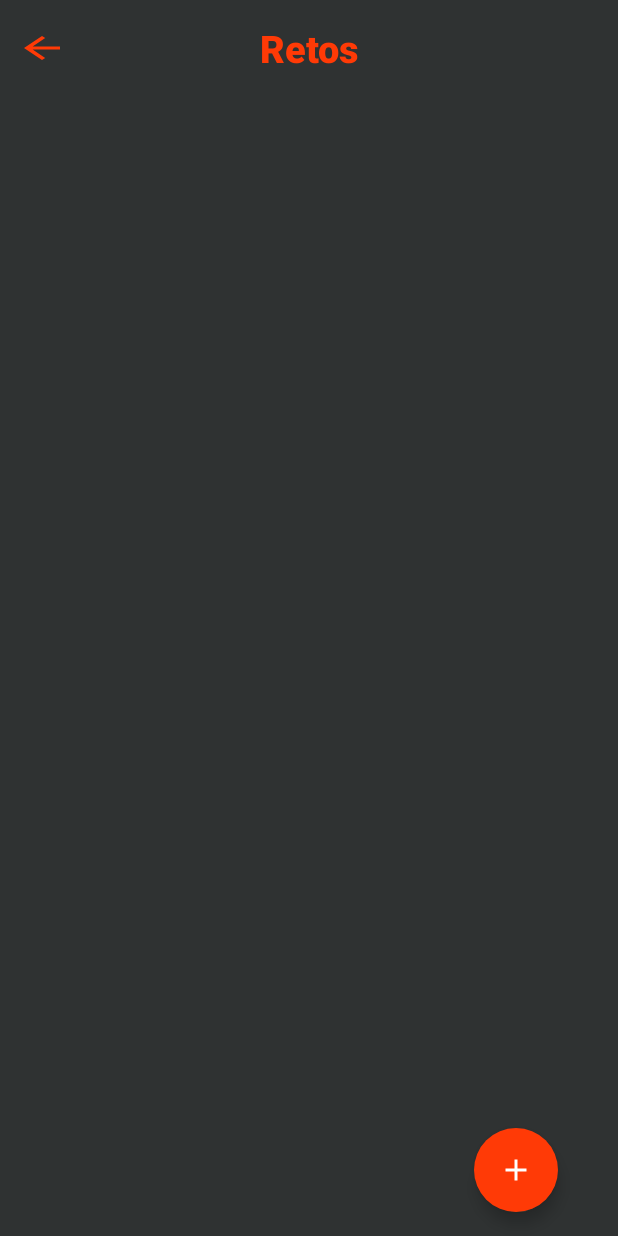
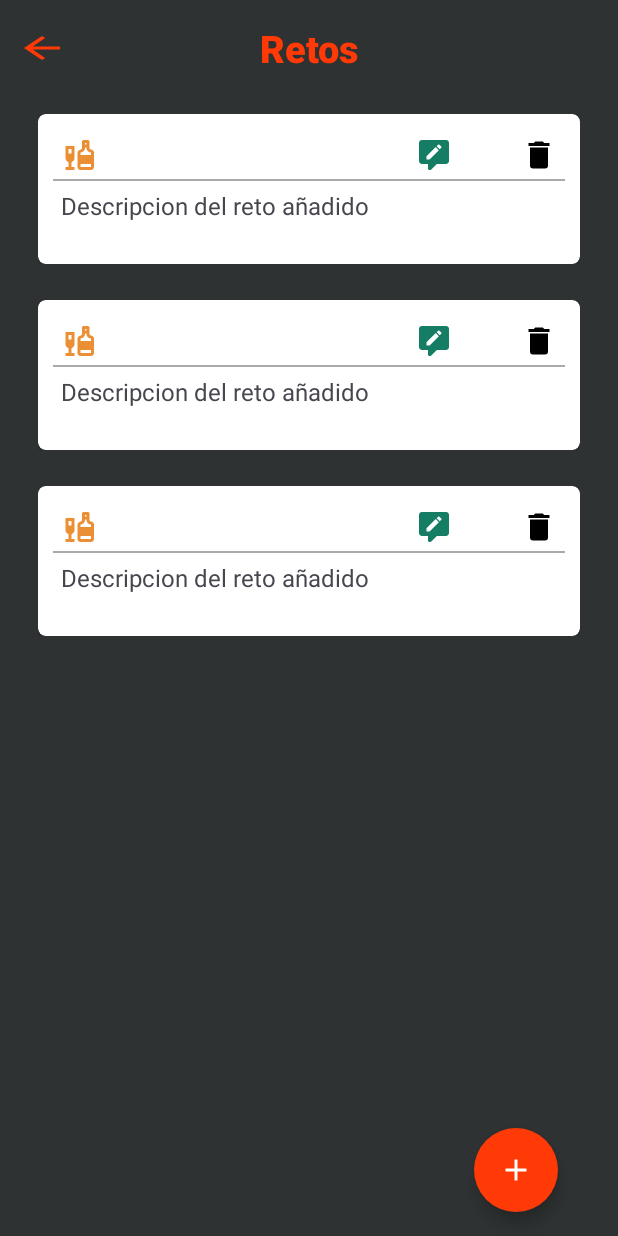
Before and after one commit to josegabjimenez/aplicaciones-moviles-1, an Android app: the layout fragment_challenges_list.xml on its own in the app's theme, with its tools: preview values and no code run, on a phone screen of 412 x 824 dp. Run offline under Robolectric (Android 15) with nearby library versions, the phone set to English and light mode, and no system bars.

Commit message:
Implementation of the CardView/ReclycerView for the list

```diff
--- /dev/null
+++ b/app/src/main/res/drawable/ic_delete.xml
@@ -0,0 +1 @@
+<!-- drawable/delete.xml --><vector xmlns:android="http://schemas.android.com/apk/res/android" android:height="24dp" android:width="24dp" android:viewportWidth="24" android:viewportHeight="24"><path android:fillColor="#000000" android:pathData="M19,4H15.5L14.5,3H9.5L8.5,4H5V6H19M6,19A2,2 0 0,0 8,21H16A2,2 0 0,0 18,19V7H6V19Z" /></vector>
--- /dev/null
+++ b/app/src/main/res/drawable/ic_edit.xml
@@ -0,0 +1,9 @@
+<vector xmlns:android="http://schemas.android.com/apk/res/android"
+    android:height="24dp"
+    android:width="24dp"
+    android:viewportWidth="24"
+    android:viewportHeight="24">
+    <path
+        android:fillColor="#147D63"
+        android:pathData="M20 2H4C2.89 2 2 2.89 2 4V16C2 17.11 2.9 18 4 18H8V21C8 21.55 8.45 22 9 22H9.5C9.75 22 10 21.9 10.2 21.71L13.9 18H20C21.1 18 22 17.1 22 16V4C22 2.89 21.1 2 20 2M9.08 15H7V12.91L13.17 6.72L15.24 8.8L9.08 15M16.84 7.2L15.83 8.21L13.76 6.18L14.77 5.16C14.97 4.95 15.31 4.94 15.55 5.16L16.84 6.41C17.05 6.62 17.06 6.96 16.84 7.2Z" />
+</vector>
--- /dev/null
+++ b/app/src/main/res/drawable/ic_liquor.xml
@@ -0,0 +1,9 @@
+<vector xmlns:android="http://schemas.android.com/apk/res/android"
+    android:height="24dp"
+    android:width="24dp"
+    android:viewportWidth="24"
+    android:viewportHeight="24">
+    <path
+        android:fillColor="@color/light_orange"
+        android:pathData="M3 14C3 15.3 3.8 16.4 5 16.8V20H3V22H9V20H7V16.8C8.2 16.4 9 15.3 9 14V6H3V14M5 8H7V11H5V8M20.6 8.5L19.6 8.2C19.3 8.1 19 7.7 19 7.3V3C19 2.5 18.5 2 18 2H15C14.4 2 14 2.5 14 3V7.3C14 7.7 13.7 8.1 13.3 8.3L12.4 8.6C11.6 8.9 11 9.6 11 10.5V20C11 21.1 11.9 22 13 22H20C21.1 22 22 21.1 22 20V10.4C22 9.6 21.5 8.8 20.6 8.5M16 4H17V5H16V4M13 10.4L13.9 10.1C15.2 9.7 16 8.6 16 7.3V7H17V7.3C17 8.6 17.8 9.7 19 10.1L20 10.4V12H13V10.4M20 20H13V18H20V20Z" />
+</vector>
--- /dev/null
+++ b/app/src/main/res/layout/challenges_list.xml
@@ -0,0 +1,85 @@
+<?xml version="1.0" encoding="utf-8"?>
+<layout xmlns:tools="http://schemas.android.com/tools"
+    xmlns:card_view="http://schemas.android.com/apk/res-auto"
+    xmlns:android="http://schemas.android.com/apk/res/android">
+
+    <androidx.constraintlayout.widget.ConstraintLayout
+        android:layout_width="match_parent"
+        android:layout_height="wrap_content"
+        android:paddingHorizontal="25dp"
+        android:paddingVertical="12dp">
+
+        <androidx.cardview.widget.CardView
+            android:id="@+id/cvChallenge"
+            android:layout_gravity="center"
+            android:layout_width="match_parent"
+            android:layout_height="wrap_content"
+            android:foreground="?selectableItemBackground"
+            android:backgroundTint="@color/white"
+            card_view:cardCornerRadius="5dp"
+            android:elevation="8dp"
+            card_view:layout_constraintStart_toStartOf="parent"
+            card_view:layout_constraintTop_toTopOf="parent"
+            card_view:layout_constraintEnd_toEndOf="parent">
+
+            <androidx.constraintlayout.widget.ConstraintLayout
+                android:layout_width="match_parent"
+                android:layout_height="100dp"
+                android:padding="10dp">
+
+                <ImageView
+                    android:id="@+id/ivLiquor"
+                    android:layout_width="wrap_content"
+                    android:layout_height="wrap_content"
+                    android:padding="5dp"
+                    android:src="@drawable/ic_liquor"
+                    card_view:layout_constraintStart_toStartOf="parent"
+                    card_view:layout_constraintTop_toTopOf="parent" />
+
+                <ImageView
+                    android:id="@+id/ivEdit"
+                    android:layout_width="wrap_content"
+                    android:layout_height="wrap_content"
+                    android:layout_marginEnd="35dp"
+                    android:padding="5dp"
+                    android:src="@drawable/ic_edit"
+                    card_view:layout_constraintEnd_toStartOf="@+id/ivDelete"
+                    card_view:layout_constraintTop_toTopOf="parent" />
+
+                <ImageView
+                    android:id="@+id/ivDelete"
+                    android:layout_width="wrap_content"
+                    android:layout_height="wrap_content"
+                    android:padding="5dp"
+                    android:src="@drawable/ic_delete"
+                    card_view:layout_constraintEnd_toEndOf="parent"
+                    card_view:layout_constraintTop_toTopOf="parent" />
+
+                <View
+                    android:id="@+id/vLine"
+                    android:layout_width="match_parent"
+                    android:layout_height="1dp"
+                    android:background="@android:color/darker_gray"
+                    card_view:layout_constraintEnd_toEndOf="parent"
+                    card_view:layout_constraintStart_toStartOf="parent"
+                    card_view:layout_constraintBottom_toBottomOf="@+id/ivLiquor" />
+"
+
+                <TextView
+                    android:id="@+id/tvDescription"
+                    android:layout_width="wrap_content"
+                    android:layout_height="wrap_content"
+                    android:text="Descripcion del reto añadido"
+                    android:padding="5dp"
+                    android:textSize="16sp"
+                    card_view:layout_constraintStart_toStartOf="parent"
+                    card_view:layout_constraintTop_toBottomOf="@+id/vLine"/>
+
+            </androidx.constraintlayout.widget.ConstraintLayout>
+
+
+
+        </androidx.cardview.widget.CardView>
+
+    </androidx.constraintlayout.widget.ConstraintLayout>
+</layout>
--- a/app/src/main/res/layout/fragment_challenges_list.xml
+++ b/app/src/main/res/layout/fragment_challenges_list.xml
@@ -18,6 +18,17 @@
             android:id="@+id/contentToolbar"
             layout="@layout/toolbar" />
 
+        <androidx.recyclerview.widget.RecyclerView
+            android:id="@+id/recyclerview"
+            android:layout_width="match_parent"
+            android:layout_height="0dp"
+            android:layout_marginBottom="20dp"
+            tools:listitem="@layout/challenges_list"
+            app:layout_constraintTop_toBottomOf="@id/contentToolbar"
+            app:layout_constraintStart_toStartOf="parent"
+            app:layout_constraintEnd_toEndOf="parent"
+            app:layout_constraintBottom_toBottomOf="parent"/>
+
         <com.google.android.material.floatingactionbutton.FloatingActionButton
             android:id="@+id/fbagregar"
             android:layout_width="wrap_content"
--- a/app/src/main/res/values/colors.xml
+++ b/app/src/main/res/values/colors.xml
@@ -3,5 +3,6 @@
     <color name="black">#FF000000</color>
     <color name="white">#FFFFFFFF</color>
     <color name="gray">#2F3232</color>
-    <color name="orange">#FF3A06</color>>
+    <color name="orange">#FF3A06</color>
+    <color name="light_orange">#eb8f34</color>
 </resources>
```
